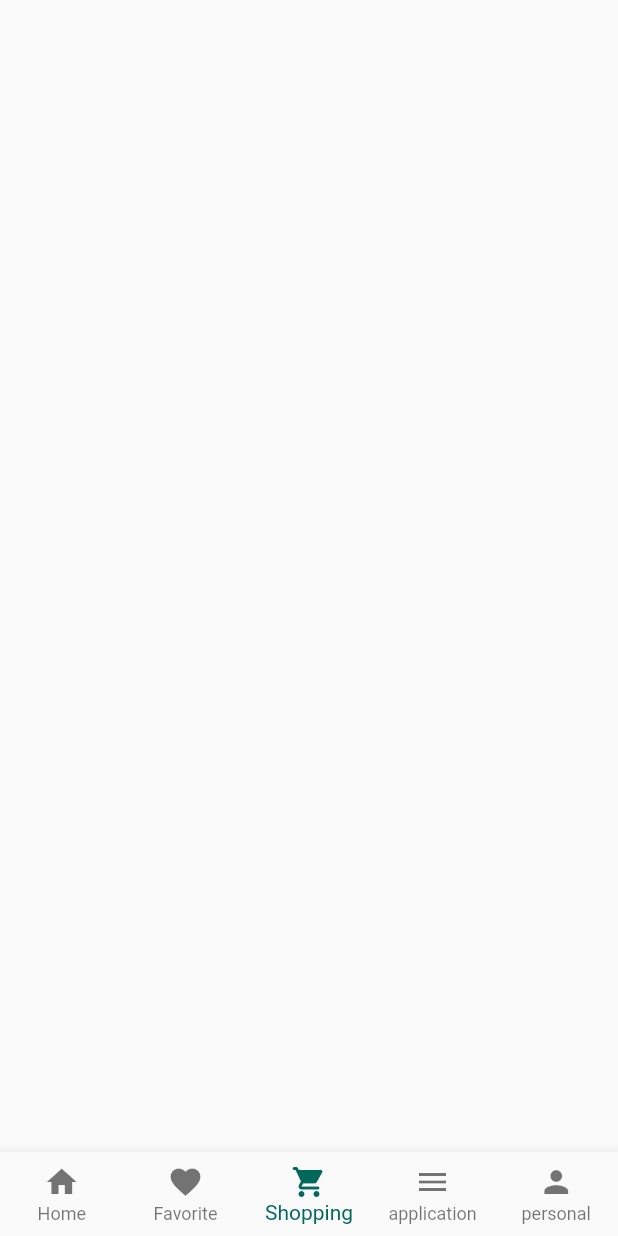
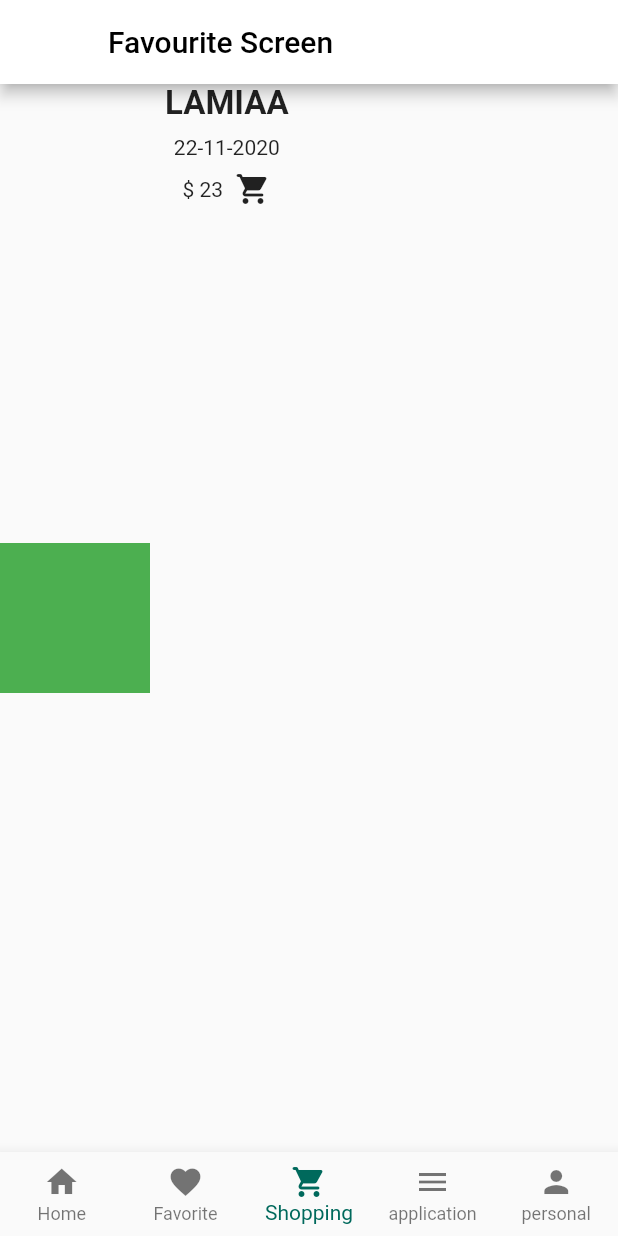
Before and after one commit to Lamiaa21-3/max_app, a Flutter app: the BottomNavgitionBarScreen screen opened directly, item 3 of the bottom bar chosen, on a phone screen of 412 x 824 dp. Run offline on Flutter 3.47's test engine with Material 2 defaults, Android fonts, the phone set to English and light mode, and no system bars; our stand-ins replace flutter_bloc, fluttertoast; network calls fail.

Commit message:
favourite screen

```diff
--- a/lib/screens/bottomNagiationScreen.dart
+++ b/lib/screens/bottomNagiationScreen.dart
@@ -2,7 +2,7 @@
 
 import 'package:flutter/material.dart';
 import 'package:new_app/screens/home_page_screen.dart';
-import 'package:new_app/screens/personal_screen.dart';
+import 'package:new_app/screens/favourite_screen.dart';
 import 'package:new_app/screens/search_screen.dart';
 
 import 'application_screen.dart';
@@ -21,10 +21,11 @@ class _BottomNavgitionBarScreenState extends State<BottomNavgitionBarScreen> {
   List<Widget> screens = [
     CartScreen(),
     HomePageScreen(),
+    FavouritScreen(),
 
     SearchScree(),
     ApplicationScreen(),
-    PersonalScreen(),
+
   ];
 
   @override
--- a/lib/screens/cart_screen/cart_screen.dart
+++ b/lib/screens/cart_screen/cart_screen.dart
@@ -22,7 +22,9 @@ class CartScreen extends StatelessWidget {
         listener: (context, state) {},
         builder: (context, state) {
           return Scaffold(
+
             body: Center(
+
               child: Padding(
                 padding: const EdgeInsets.all(8.0),
                 child: Expanded(
--- /dev/null
+++ b/lib/screens/favourite_screen.dart
@@ -0,0 +1,44 @@
+import 'package:flutter/material.dart';
+
+class FavouritScreen extends StatelessWidget {
+  const FavouritScreen({Key? key}) : super(key: key);
+
+  @override
+  Widget build(BuildContext context) {
+    return Scaffold(
+      appBar: AppBar(
+        backgroundColor: Colors.white,
+        title: Text(
+          'Favourite Screen',
+          style: TextStyle(color: Colors.black),
+        ),
+      ),
+      body: Row(
+        children: [
+          Container(
+            color: Colors.green,
+            width: 100,
+            height: 100,
+          ),
+          SizedBox(width: 10,),
+          Column(
+            children: [
+              Text('LAMIAA',style: TextStyle(fontWeight: FontWeight.bold,fontSize: 22),),
+              SizedBox(height: 8,),
+              Text('22-11-2020'),
+              SizedBox(height: 8,),
+              Row(
+                children: [
+                  Text('\$ 23'),
+                  SizedBox(width: 8,),
+                  Icon(Icons.shopping_cart_rounded),
+                ],
+              ),
+
+            ],
+          ),
+        ],
+      ),
+    );
+  }
+}
--- /dev/null
+++ b/lib/screens/onBoarding_screen.dart
@@ -0,0 +1,18 @@
+
+
+
+import 'package:flutter/material.dart';
+
+class OnBoardingScreen extends StatelessWidget {
+  const OnBoardingScreen({Key? key}) : super(key: key);
+
+  @override
+  Widget build(BuildContext context) {
+    return Scaffold(
+      appBar: AppBar(),
+      body: Column(
+        children: [],
+      ),
+    );
+  }
+}
--- a/lib/screens/personal_screen.dart
+++ /dev/null
@@ -1,13 +0,0 @@
-
-
-import 'package:flutter/material.dart';
-
-class PersonalScreen extends StatelessWidget {
-  const PersonalScreen({Key? key}) : super(key: key);
-
-  @override
-  Widget build(BuildContext context) {
-    return Scaffold();
-
-  }
-}
```
Also changed, not shown: lib/screens/home_page_screen.dart (+21 -11 lines).
